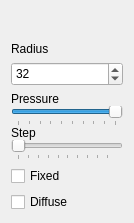
Old version of the form src/StampSettingsWidget.ui in the repository PhotoFlare/photoflare.
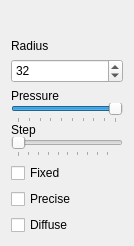
New version of the form.

What changed in the file:
```diff
--- a/src/StampSettingsWidget.ui
+++ b/src/StampSettingsWidget.ui
@@ -7,7 +7,7 @@
     <x>0</x>
     <y>0</y>
     <width>134</width>
-    <height>223</height>
+    <height>246</height>
    </rect>
   </property>
   <property name="windowTitle">
@@ -128,6 +128,13 @@
        </property>
       </widget>
      </item>
+     <item>
+      <widget class="QCheckBox" name="preciseCheckBox">
+       <property name="text">
+        <string>Precise</string>
+       </property>
+      </widget>
+     </item>
      <item>
       <widget class="QCheckBox" name="diffuseCheckBox">
        <property name="text">
```
